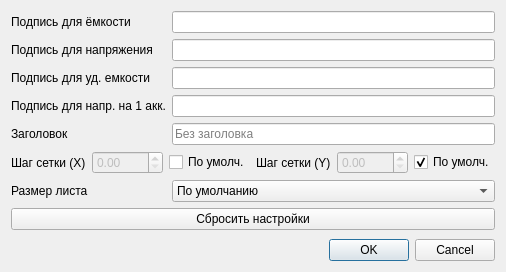
Old version of the form ui/graph_params.ui in the repository mikhailmishurinskikh/parametrizator.
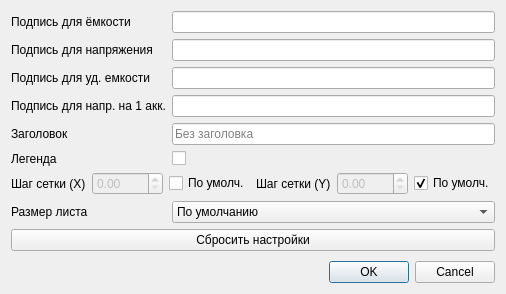
New version of the form.

Commit message: 1.2 release: sorting, legend edit, bug fixed, update curves table

Diff of the .ui file:
```diff
--- a/ui/graph_params.ui
+++ b/ui/graph_params.ui
@@ -7,7 +7,7 @@
     <x>0</x>
     <y>0</y>
     <width>480</width>
-    <height>272</height>
+    <height>294</height>
    </rect>
   </property>
   <property name="windowTitle">
@@ -50,7 +50,7 @@
        </property>
       </widget>
      </item>
-     <item row="5" column="0" colspan="2">
+     <item row="6" column="0" colspan="2">
       <layout class="QHBoxLayout" name="horizontalLayout">
        <item>
         <widget class="QLabel" name="label_4">
@@ -111,14 +111,14 @@
        </item>
       </layout>
      </item>
-     <item row="6" column="0">
+     <item row="7" column="0">
       <widget class="QLabel" name="label_6">
        <property name="text">
         <string>Размер листа</string>
        </property>
       </widget>
      </item>
-     <item row="6" column="1">
+     <item row="7" column="1">
       <widget class="QComboBox" name="size_comboBox">
        <item>
         <property name="text">
@@ -137,7 +137,7 @@
        </item>
       </widget>
      </item>
-     <item row="7" column="0" colspan="2">
+     <item row="8" column="0" colspan="2">
       <widget class="QPushButton" name="reset_button">
        <property name="text">
         <string>Сбросить настройки</string>
@@ -164,6 +164,20 @@
      <item row="3" column="1">
       <widget class="QLineEdit" name="Vcelllabel_input"/>
      </item>
+     <item row="5" column="0">
+      <widget class="QLabel" name="label_9">
+       <property name="text">
+        <string>Легенда</string>
+       </property>
+      </widget>
+     </item>
+     <item row="5" column="1">
+      <widget class="QCheckBox" name="legend_checkBox">
+       <property name="text">
+        <string/>
+       </property>
+      </widget>
+     </item>
     </layout>
    </item>
    <item>
```
The commit also changes 11 other files.
